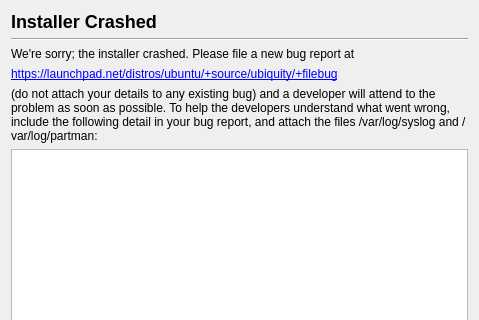
Old version of the form ubiquity/frontend/crashdialog.ui in the repository chenhan1218/ubiquity; both pictures show x 0 to 479 and y 0 to 320 of the 479 by 483 pixel window.
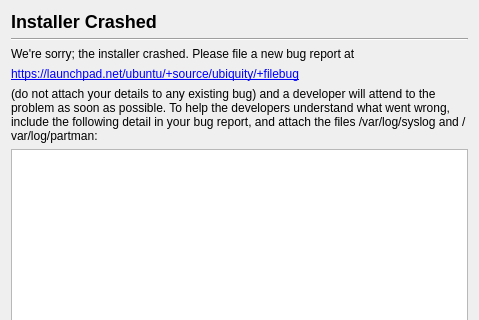
New version of the form.

Commit message: * Remove no-longer-canonical /distros from Launchpad URLs.

```diff
--- a/ubiquity/frontend/crashdialog.ui
+++ b/ubiquity/frontend/crashdialog.ui
@@ -99,7 +99,7 @@
      <item>
       <widget class="QLabel" name="beastie_url" >
        <property name="text" >
-        <string>&lt;a href="https://launchpad.net/distros/ubuntu/+source/ubiquity/+filebug">https://launchpad.net/distros/ubuntu/+source/ubiquity/+filebug&lt;/a></string>
+        <string>&lt;a href="https://launchpad.net/ubuntu/+source/ubiquity/+filebug">https://launchpad.net/ubuntu/+source/ubiquity/+filebug&lt;/a></string>
        </property>
       </widget>
      </item>
```
The commit also changes 4 other files.
